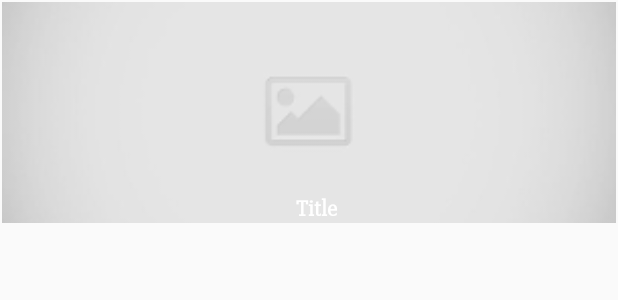
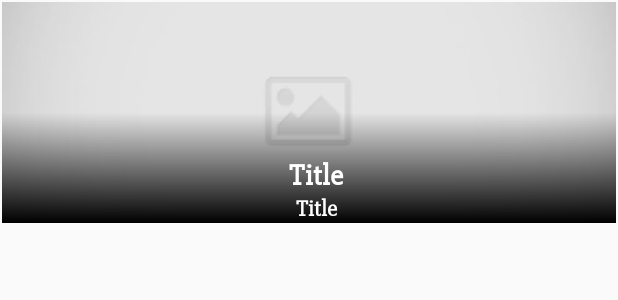
Before and after one commit to GurunathGuru/SJBHS, an Android app: the layout card_alumni.xml on its own in the app's theme, with its tools: preview values and no code run, on a phone screen of 412 x 824 dp. Shown: the top 300 px of the screen. Run offline under Robolectric (Android 15) with nearby library versions, the phone set to English and light mode, and no system bars.

Commit message:
24/02/2021

```diff
--- a/app/src/main/java/app/integro/sjbhs/MainActivity.java
+++ b/app/src/main/java/app/integro/sjbhs/MainActivity.java
@@ -338,4 +338,9 @@ public class MainActivity extends AppCompatActivity
         intent.putExtra("URL", url);
         startActivity(intent);
     }
+
+    public void getAlumni(View view) {
+        Intent intent = new Intent(getApplicationContext(), AlumniActivity.class);
+        startActivity(intent);
+    }
 }
--- a/app/src/main/java/app/integro/sjbhs/adapters/AlumniAdapter.java
+++ b/app/src/main/java/app/integro/sjbhs/adapters/AlumniAdapter.java
@@ -37,6 +37,7 @@ public class AlumniAdapter extends RecyclerView.Adapter<AlumniAdapter.MyViewHold
         final Alumni alumniItem = alumni_lists.get(position);
 
         holder.name.setText(alumniItem.getName());
+        holder.designation.setText(alumniItem.getDesignation());
         Glide.with(context)
                 .load(alumniItem.getImage())
                 .into(holder.ivImage);
@@ -50,13 +51,15 @@ public class AlumniAdapter extends RecyclerView.Adapter<AlumniAdapter.MyViewHold
 
     public class MyViewHolder extends RecyclerView.ViewHolder {
 
-        private final TextView name;
+        private final TextView name,designation;
         private final ImageView ivImage;
 
         public MyViewHolder(View itemView) {
             super(itemView);
             name = itemView.findViewById(R.id.tvTitle);
+            designation = itemView.findViewById(R.id.tvDesignation);
             ivImage = itemView.findViewById(R.id.ivImage);
+
         }
     }
 }
--- a/app/src/main/java/app/integro/sjbhs/adapters/EventsAdapter.java
+++ b/app/src/main/java/app/integro/sjbhs/adapters/EventsAdapter.java
@@ -79,7 +79,7 @@ public class EventsAdapter extends RecyclerView.Adapter<EventsAdapter.MyViewHold
         public MyViewHolder(View itemView) {
             super(itemView);
 
-            ivNews = (ImageView) itemView.findViewById(R.id.ivNews);
+            ivNews = (ImageView) itemView.findViewById(R.id.ivImage);
             tvN_Title = (TextView) itemView.findViewById(R.id.tvTitle);
             tvDescription = (TextView) itemView.findViewById(R.id.tvDescription);
             tvAddToCalendar = (TextView) itemView.findViewById(R.id.tvAddToCalendar);
--- a/app/src/main/java/app/integro/sjbhs/adapters/NewsAdapter.java
+++ b/app/src/main/java/app/integro/sjbhs/adapters/NewsAdapter.java
@@ -5,6 +5,7 @@ import android.content.Intent;
 
 import androidx.recyclerview.widget.RecyclerView;
 
+import android.util.Log;
 import android.view.LayoutInflater;
 import android.view.View;
 import android.view.ViewGroup;
@@ -24,6 +25,7 @@ public class NewsAdapter extends RecyclerView.Adapter<NewsAdapter.MyViewHolder>
     private final Context context;
     private final ArrayList<News> newsArrayList;
 
+    private static final String TAG = "NewsAdapter";
     public NewsAdapter(Context context, ArrayList<News> newsArrayList) {
         this.context = context;
         this.newsArrayList = newsArrayList;
@@ -42,6 +44,7 @@ public class NewsAdapter extends RecyclerView.Adapter<NewsAdapter.MyViewHolder>
         holder.tvN_date.setText(newsItem.getDate());
         holder.tvDescription.setText(newsItem.getDescription());
 
+        Log.d(TAG, "onBindViewHolder: "+newsArrayList.get(1).getImage());
         Glide.with(context)
                 .load(newsItem.getImage())
                 .into(holder.ivNews);
@@ -74,7 +77,7 @@ public class NewsAdapter extends RecyclerView.Adapter<NewsAdapter.MyViewHolder>
         public MyViewHolder(View itemView) {
             super(itemView);
 
-            ivNews = (ImageView) itemView.findViewById(R.id.ivNews);
+            ivNews = (ImageView) itemView.findViewById(R.id.ivImage);
             tvN_date = (TextView) itemView.findViewById(R.id.tvDate);
             tvDescription = (TextView) itemView.findViewById(R.id.tvDescription);
             tvN_Title = (TextView) itemView.findViewById(R.id.tvTitle);
--- a/app/src/main/java/app/integro/sjbhs/adapters/NewsImagesViewPagerAdapter.java
+++ b/app/src/main/java/app/integro/sjbhs/adapters/NewsImagesViewPagerAdapter.java
@@ -41,7 +41,7 @@ public class NewsImagesViewPagerAdapter extends PagerAdapter {
     public Object instantiateItem(ViewGroup container, int position) {
         ImageView ivNews;
         View itemView = LayoutInflater.from(context).inflate(R.layout.card_newsimages, container, false);
-        ivNews = (ImageView) itemView.findViewById(R.id.ivNews);
+        ivNews = (ImageView) itemView.findViewById(R.id.ivImage);
         final NewsImages newsItem = newsImagesArrayList.get(position);
         Glide.with(context)
                 .load(newsImagesArrayList.get(position).getImage())
--- a/app/src/main/java/app/integro/sjbhs/adapters/NewsViewPagerAdapter.java
+++ b/app/src/main/java/app/integro/sjbhs/adapters/NewsViewPagerAdapter.java
@@ -18,13 +18,13 @@ import com.bumptech.glide.Glide;
 import java.util.ArrayList;
 
 import app.integro.sjbhs.NewsActivity;
-import app.integro.sjbhs.NewsDetailActivity;
 import app.integro.sjbhs.R;
 import app.integro.sjbhs.models.News;
 
 public class NewsViewPagerAdapter extends PagerAdapter {
     private final Context context;
     private final ArrayList<News> newsArrayList;
+    private static final String TAG = "NewsViewPagerAdapter";
 
     public NewsViewPagerAdapter(Context context, ArrayList<News> newsArrayList) {
         this.context = context;
@@ -50,13 +50,14 @@ public class NewsViewPagerAdapter extends PagerAdapter {
         LayoutInflater inflater = (LayoutInflater) context.getSystemService(context.LAYOUT_INFLATER_SERVICE);
         View itemView = inflater.inflate(R.layout.card_newsviewpager, container, false);
 
-        ivNews =  itemView.findViewById(R.id.ivNews);
+        ivNews =  itemView.findViewById(R.id.ivImage);
         rlNews =  itemView.findViewById(R.id.rlNews);
         tvNews =  itemView.findViewById(R.id.tvTitle);
         final News newsItem = newsArrayList.get(position);
 
         tvNews.setText(newsItem.getTitle());
 
+       // Log.d(TAG, "instantiateItem: "+newsArrayList.get(0).getImage());
         Glide.with(context)
                 .load(newsItem.getImage())
                 .placeholder(R.drawable.bg_placeholder)
--- a/app/src/main/java/app/integro/sjbhs/adapters/PhenomenonAdapter.java
+++ b/app/src/main/java/app/integro/sjbhs/adapters/PhenomenonAdapter.java
@@ -57,7 +57,7 @@ public class PhenomenonAdapter extends RecyclerView.Adapter<PhenomenonAdapter.My
         public MyViewHolder(View itemView) {
             super(itemView);
 
-            ivNews = (ImageView) itemView.findViewById(R.id.ivNews);
+            ivNews = (ImageView) itemView.findViewById(R.id.ivImage);
             tvN_Title = (TextView) itemView.findViewById(R.id.tvTitle);
             tvDescription = (TextView) itemView.findViewById(R.id.tvDescription);
         }
--- a/app/src/main/res/layout/activity_photos3.xml
+++ b/app/src/main/res/layout/activity_photos3.xml
@@ -3,12 +3,12 @@
     xmlns:app="http://schemas.android.com/apk/res-auto"
     xmlns:tools="http://schemas.android.com/tools"
     android:layout_width="match_parent"
+    android:layout_height="match_parent"
     android:gravity="center"
-    android:layout_height="match_parent"
     tools:context="app.integro.sjbhs.PhotosActivity3">
 
     <androidx.viewpager.widget.ViewPager
         android:id="@+id/vpGallery"
         android:layout_width="match_parent"
-        android:layout_height="350sp" />
+        android:layout_height="match_parent" />
 </LinearLayout>
--- a/app/src/main/res/layout/card_alumni.xml
+++ b/app/src/main/res/layout/card_alumni.xml
@@ -2,8 +2,8 @@
 <RelativeLayout xmlns:android="http://schemas.android.com/apk/res/android"
     xmlns:app="http://schemas.android.com/apk/res-auto"
     android:layout_width="match_parent"
-    android:layout_margin="1sp"
-    android:layout_height="wrap_content">
+    android:layout_height="wrap_content"
+    android:layout_margin="1sp">
 
     <RelativeLayout
         android:layout_width="match_parent"
@@ -18,16 +18,36 @@
             android:scaleType="centerCrop"
             android:src="@drawable/bg_placeholder" />
 
+        <LinearLayout
+            android:layout_width="match_parent"
+            android:layout_height="match_parent"
+            android:gravity="bottom|center"
+            android:background="@drawable/bg_shade"
+            android:orientation="vertical">
+
             <TextView
                 android:id="@+id/tvTitle"
                 android:layout_width="match_parent"
-            android:layout_height="match_parent"
+                android:layout_height="wrap_content"
+                android:fontFamily="@string/font_Title"
+                android:gravity="center|bottom"
+                android:paddingLeft="10dp"
+                android:text="Title"
+                android:textColor="@color/colorWhite"
+                android:textSize="20sp"
+                android:textStyle="bold" />
+
+            <TextView
+                android:id="@+id/tvDesignation"
+                android:layout_width="match_parent"
+                android:layout_height="wrap_content"
+                android:fontFamily="@string/font_Title"
                 android:gravity="center|bottom"
                 android:paddingLeft="10dp"
                 android:text="Title"
                 android:textColor="@color/colorWhite"
                 android:textSize="15sp"
-            android:textStyle="bold"
-            android:fontFamily="@string/font_Title" />
+                android:textStyle="bold" />
+        </LinearLayout>
     </RelativeLayout>
 </RelativeLayout>
--- a/app/src/main/res/layout/card_mun.xml
+++ b/app/src/main/res/layout/card_mun.xml
@@ -18,7 +18,7 @@
             android:orientation="vertical">
 
             <ImageView
-                android:id="@+id/ivNews"
+                android:id="@+id/ivImage"
                 android:layout_width="match_parent"
                 android:layout_height="250sp"
                 android:scaleType="centerCrop"
--- a/app/src/main/res/layout/card_news.xml
+++ b/app/src/main/res/layout/card_news.xml
@@ -18,7 +18,7 @@
             android:orientation="vertical">
 
             <ImageView
-                android:id="@+id/ivNews"
+                android:id="@+id/ivImage"
                 android:layout_width="match_parent"
                 android:layout_height="315sp"
                 android:src="@drawable/bg_placeholder" />
--- a/app/src/main/res/layout/card_newsimages.xml
+++ b/app/src/main/res/layout/card_newsimages.xml
@@ -4,7 +4,7 @@
     android:layout_height="match_parent">
 
     <ImageView
-        android:id="@+id/ivNews"
+        android:id="@+id/ivImage"
         android:layout_width="match_parent"
         android:layout_height="match_parent"
         android:src="@drawable/bg_placeholder" />
--- a/app/src/main/res/layout/card_newsviewpager.xml
+++ b/app/src/main/res/layout/card_newsviewpager.xml
@@ -16,7 +16,7 @@
             android:weightSum="2">
 
             <ImageView
-                android:id="@+id/ivNews"
+                android:id="@+id/ivImage"
                 android:layout_width="match_parent"
                 android:layout_height="match_parent"
                 android:layout_weight="1"
--- a/app/src/main/res/layout/card_photos.xml
+++ b/app/src/main/res/layout/card_photos.xml
@@ -28,7 +28,7 @@
             android:padding="10dp"
             android:text="Name"
             android:textColor="@color/colorWhite"
-            android:textSize="25sp"
+            android:textSize="15sp"
             app:fontFamily="@string/font_Title" />
     </RelativeLayout>
 </RelativeLayout>
--- a/app/src/main/res/layout/card_photos2.xml
+++ b/app/src/main/res/layout/card_photos2.xml
@@ -1,7 +1,7 @@
 <?xml version="1.0" encoding="utf-8"?>
 <RelativeLayout xmlns:android="http://schemas.android.com/apk/res/android"
     android:layout_width="match_parent"
-    android:layout_height="match_parent">
+    android:layout_height="wrap_content">
 
     <ImageView
         android:id="@+id/ivPhotos"
```
Also changed, not shown: app/src/main/java/app/integro/sjbhs/adapters/AlumniViewPagerAdapter.java (+11 -8 lines), app/src/main/java/app/integro/sjbhs/adapters/PhotosAdapter3.java (+2 -5 lines), app/src/main/res/layout/card_alumni2.xml (+18 -3 lines). Lines whose indentation alone changed are shown as unchanged.
